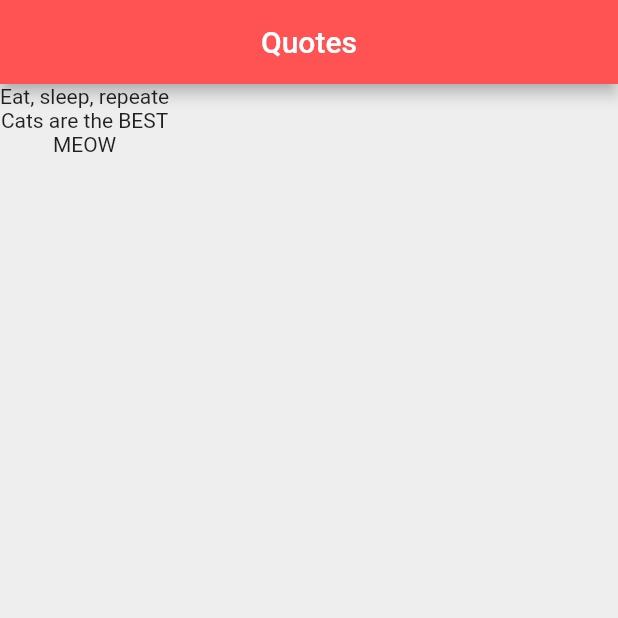
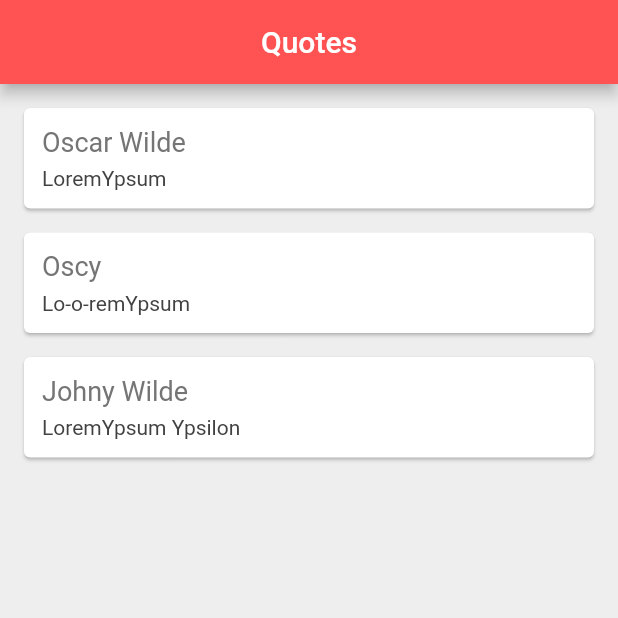
Before and after one commit to JackStrakos/Flutter_TimeApp, a Flutter app: the screen it shows after launch, on a phone screen of 412 x 824 dp, the top half of it. Run offline on Flutter 3.47's test engine with Material 2 defaults, Android fonts, the light colour scheme and no system bars.

Commit message:
feat: create function for Cards
Styling Items in the List using function for each Item

```diff
--- a/time_zones/lib/main.dart
+++ b/time_zones/lib/main.dart
@@ -1,4 +1,5 @@
 import 'package:flutter/material.dart';
+import 'quote.dart';
 
 void main() => runApp(MaterialApp(home: QuoteList()));
 
@@ -8,7 +9,38 @@ class QuoteList extends StatefulWidget {
 }
 
 class _QuoteListState extends State<QuoteList> {
-  List<String> quotes = ['Eat, sleep, repeate', 'Cats are the BEST', 'MEOW'];
+  List<Quote> quotes = [
+    Quote(text: 'Oscar Wilde', author: 'LoremYpsum'),
+    Quote(text: 'Oscy', author: 'Lo-o-remYpsum'),
+    Quote(text: 'Johny Wilde', author: 'LoremYpsum Ypsilon')
+  ];
+
+  Widget quoteTemplate(quote) {
+    return Card(
+      margin: EdgeInsets.fromLTRB(16.0, 16.0, 16.0, 0.0),
+      child: Padding(
+        padding: const EdgeInsets.all(12.0),
+        child: Column(
+            crossAxisAlignment: CrossAxisAlignment.stretch,
+            children: <Widget>[
+              Text(
+                quote.text,
+                style: TextStyle(
+                  fontSize: 18.0,
+                  color: Colors.grey[600],
+                ),
+              ),
+              SizedBox(
+                height: 6.0,
+              ),
+              Text(
+                quote.author,
+                style: TextStyle(fontSize: 14.0, color: Colors.grey[800]),
+              ),
+            ]),
+      ),
+    );
+  }
 
   @override
   Widget build(BuildContext context) {
@@ -20,7 +52,7 @@ class _QuoteListState extends State<QuoteList> {
         backgroundColor: Colors.redAccent,
       ),
       body: Column(
-        children: quotes.map((quote) => Text(quote)).toList(),
+        children: quotes.map((quote) => quoteTemplate(quote)).toList(),
       ),
     );
   }
--- /dev/null
+++ b/time_zones/lib/quote.dart
@@ -0,0 +1,6 @@
+class Quote {
+  final String text;
+  final String author;
+
+  Quote({required this.text, required this.author});
+}
```
